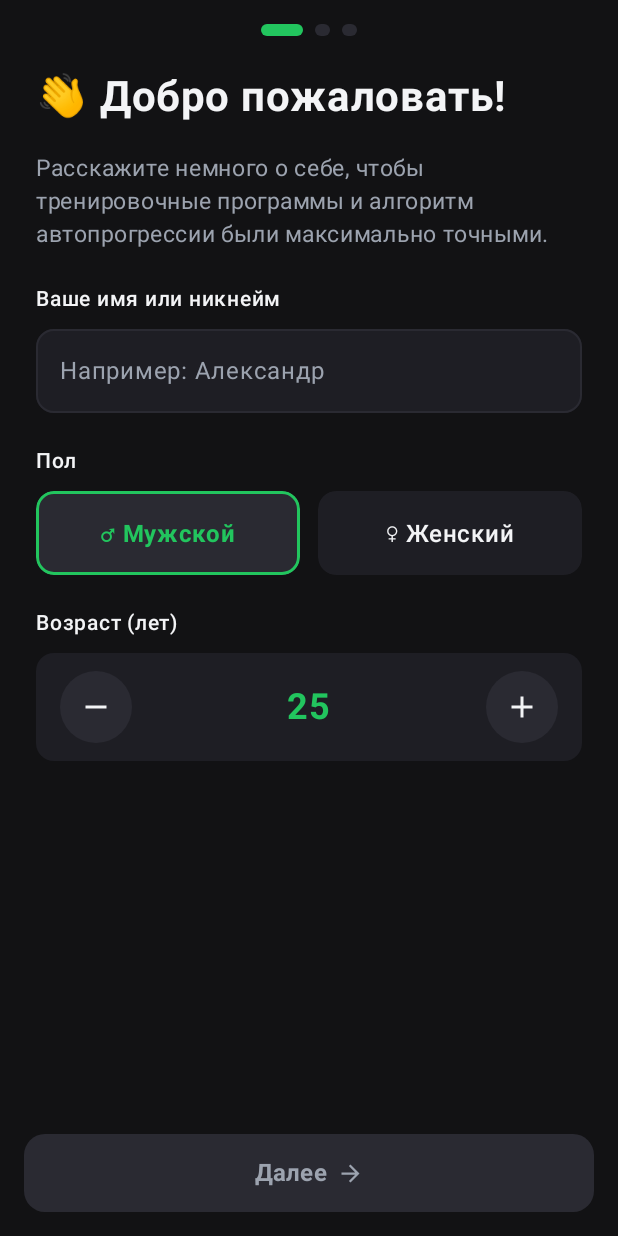
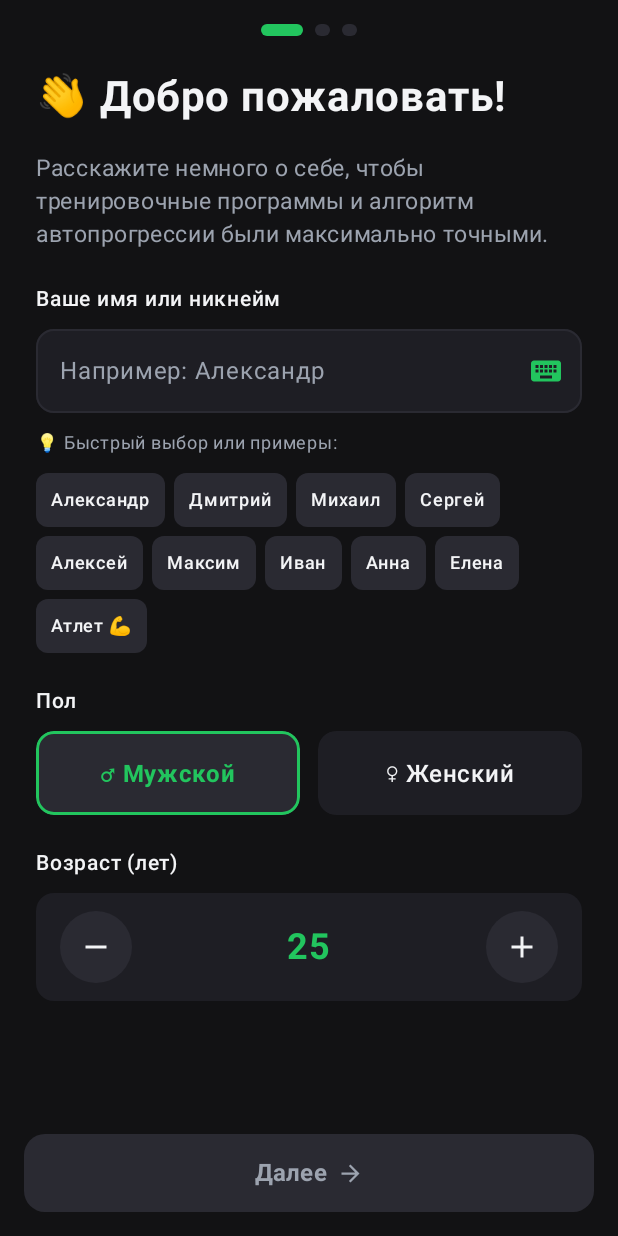
Before and after one commit to innamorento/Gym_app, an Android app built with Jetpack Compose: the screen it shows after launch (MainActivity), on a phone screen of 412 x 824 dp. Run offline under Robolectric (Android 15) with nearby library versions, the light colour scheme and no system bars; our stand-ins replace Room's generated code.

Commit message:
fix(onboarding): add keyboardActions, soft keyboard trigger and preset name chips for seamless input on emulator and devices

```diff
--- a/feature/templates/src/main/kotlin/com/gym/feature/templates/onboarding/OnboardingScreen.kt
+++ b/feature/templates/src/main/kotlin/com/gym/feature/templates/onboarding/OnboardingScreen.kt
@@ -21,7 +21,15 @@ import androidx.compose.foundation.layout.width
 import androidx.compose.foundation.rememberScrollState
 import androidx.compose.foundation.shape.CircleShape
 import androidx.compose.foundation.shape.RoundedCornerShape
+import androidx.compose.foundation.layout.ExperimentalLayoutApi
+import androidx.compose.foundation.layout.FlowRow
+import androidx.compose.foundation.text.KeyboardActions
 import androidx.compose.foundation.text.KeyboardOptions
+import androidx.compose.material.icons.filled.Close
+import androidx.compose.material.icons.filled.Keyboard
+import androidx.compose.ui.platform.LocalFocusManager
+import androidx.compose.ui.platform.LocalSoftwareKeyboardController
+import androidx.compose.ui.text.input.ImeAction
 import androidx.compose.foundation.verticalScroll
 import androidx.compose.material.icons.Icons
 import androidx.compose.material.icons.automirrored.filled.ArrowBack
@@ -214,6 +222,9 @@ private fun PersonalInfoStep(
             lineHeight = 22.sp
         )
 
+        val keyboardController = LocalSoftwareKeyboardController.current
+        val focusManager = LocalFocusManager.current
+
         // Имя
         Column(verticalArrangement = Arrangement.spacedBy(8.dp)) {
             Text(
@@ -229,8 +240,35 @@ private fun PersonalInfoStep(
                 singleLine = true,
                 keyboardOptions = KeyboardOptions(
                     keyboardType = KeyboardType.Text,
-                    capitalization = KeyboardCapitalization.Sentences
+                    capitalization = KeyboardCapitalization.Words,
+                    imeAction = ImeAction.Done
                 ),
+                keyboardActions = KeyboardActions(
+                    onDone = {
+                        focusManager.clearFocus()
+                        keyboardController?.hide()
+                    }
+                ),
+                trailingIcon = {
+                    Row(verticalAlignment = Alignment.CenterVertically) {
+                        if (name.isNotBlank()) {
+                            IconButton(onClick = { onNameChange("") }) {
+                                Icon(
+                                    imageVector = Icons.Default.Close,
+                                    contentDescription = "Очистить",
+                                    tint = GymTextSecondary
+                                )
+                            }
+                        }
+                        IconButton(onClick = { keyboardController?.show() }) {
+                            Icon(
+                                imageVector = Icons.Default.Keyboard,
+                                contentDescription = "Показать клавиатуру",
+                                tint = GymAccentGreen
+                            )
+                        }
+                    }
+                },
                 colors = OutlinedTextFieldDefaults.colors(
                     focusedTextColor = GymTextPrimary,
                     unfocusedTextColor = GymTextPrimary,
@@ -242,6 +280,52 @@ private fun PersonalInfoStep(
                 shape = RoundedCornerShape(12.dp),
                 modifier = Modifier.fillMaxWidth()
             )
+
+            // Быстрый выбор популярных имен в 1 клик
+            Text(
+                text = "💡 Быстрый выбор или примеры:",
+                fontSize = 12.sp,
+                color = GymTextSecondary
+            )
+
+            @OptIn(ExperimentalLayoutApi::class)
+            FlowRow(
+                horizontalArrangement = Arrangement.spacedBy(6.dp),
+                verticalArrangement = Arrangement.spacedBy(6.dp),
+                modifier = Modifier.fillMaxWidth()
+            ) {
+                listOf(
+                    "Александр",
+                    "Дмитрий",
+                    "Михаил",
+                    "Сергей",
+                    "Алексей",
+                    "Максим",
+                    "Иван",
+                    "Анна",
+                    "Елена",
+                    "Атлет 💪"
+                ).forEach { presetName ->
+                    Box(
+                        modifier = Modifier
+                            .clip(RoundedCornerShape(8.dp))
+                            .background(GymDarkSurfaceVariant)
+                            .clickable {
+                                onNameChange(presetName)
+                                focusManager.clearFocus()
+                                keyboardController?.hide()
+                            }
+                            .padding(horizontal = 10.dp, vertical = 6.dp)
+                    ) {
+                        Text(
+                            text = presetName,
+                            fontSize = 12.sp,
+                            color = GymTextPrimary,
+                            fontWeight = FontWeight.Medium
+                        )
+                    }
+                }
+            }
         }
 
         // Пол
```
